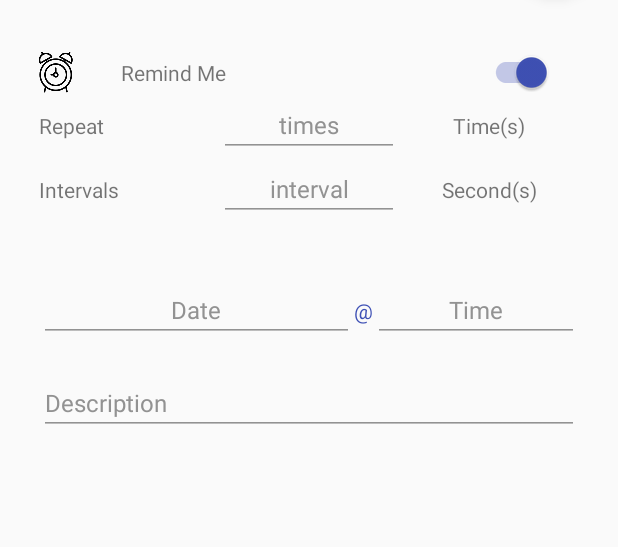
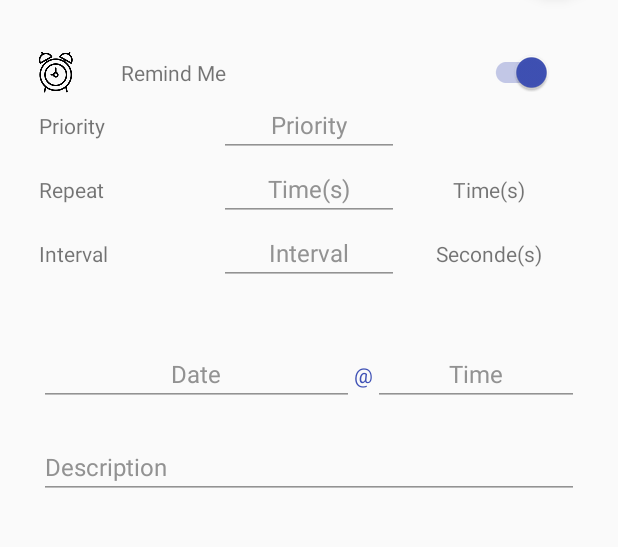
Before and after one commit to Stephouuu/ToDoList, an Android app: the AddTodoItemActivity screen opened directly, with no data from a screen before it, on a phone screen of 412 x 824 dp, the part 350-897 px from its top. Run offline under Robolectric (Android 15) with nearby library versions, the phone set to English and light mode, and no system bars.

Commit message:
notif priority

```diff
--- a/app/src/main/java/fr/todolist/todolist/database/AppDatabase.java
+++ b/app/src/main/java/fr/todolist/todolist/database/AppDatabase.java
@@ -78,6 +78,7 @@ public class AppDatabase implements SearchInterface {
         values.put(MySQLite.TODO_COL_NB_RECURRENCE, item.nbRecurrence);
         values.put(MySQLite.TODO_COL_INTERVAL, item.intervalRecurrence);
         values.put(MySQLite.TODO_COL_BASE_NB_RECURRENCE, item.nbBaseRecurrence);
+        values.put(MySQLite.TODO_COL_PRIORITY, item.priority);
 
         item.id = database.insert(MySQLite.TODO_TABLE_NAME, null, values);
         return (item);
@@ -105,6 +106,7 @@ public class AppDatabase implements SearchInterface {
         values.put(MySQLite.TODO_COL_NB_RECURRENCE, item.nbRecurrence);
         values.put(MySQLite.TODO_COL_INTERVAL, item.intervalRecurrence);
         values.put(MySQLite.TODO_COL_BASE_NB_RECURRENCE, item.nbBaseRecurrence);
+        values.put(MySQLite.TODO_COL_PRIORITY, item.priority);
 
         return (database.update(MySQLite.TODO_TABLE_NAME, values, MySQLite.TODO_COL_ID + " = " + item.id, null));
     }
@@ -244,6 +246,7 @@ public class AppDatabase implements SearchInterface {
         item.nbRecurrence = cursor.getInt(MySQLite.TODO_NUM_COL_NB_RECURRENCE);
         item.intervalRecurrence = cursor.getLong(MySQLite.TODO_NUM_COL_INTERVAL);
         item.nbBaseRecurrence = cursor.getInt(MySQLite.TODO_NUM_COL_BASE_NB_RECURRENCE);
+        item.priority = cursor.getInt(MySQLite.TODO_NUM_COL_PRIORITY);
 
         return (item);
     }
--- a/app/src/main/java/fr/todolist/todolist/database/MySQLite.java
+++ b/app/src/main/java/fr/todolist/todolist/database/MySQLite.java
@@ -36,6 +36,9 @@ public class MySQLite extends SQLiteOpenHelper {
     public static final String TODO_COL_BASE_NB_RECURRENCE = "nbBaseRecurrence";
     public static final int TODO_NUM_COL_BASE_NB_RECURRENCE = 8;
 
+    public static final String TODO_COL_PRIORITY = "priority";
+    public static final int TODO_NUM_COL_PRIORITY = 9;
+
     private static final String TODO_TABLE = "CREATE TABLE " + TODO_TABLE_NAME + " ("
             + TODO_COL_ID + " INTEGER PRIMARY KEY AUTOINCREMENT, "
             + TODO_COL_TITLE + " TEXT NOT NULL, "
@@ -45,7 +48,8 @@ public class MySQLite extends SQLiteOpenHelper {
             + TODO_COL_REMIND + " INTEGER DEFAULT 0, "
             + TODO_COL_NB_RECURRENCE + " INTEGER DEFAULT 0, "
             + TODO_COL_INTERVAL + " INTEGER DEFAULT 0, "
-            + TODO_COL_BASE_NB_RECURRENCE + " INTEGER DEFAULT 0);";
+            + TODO_COL_BASE_NB_RECURRENCE + " INTEGER DEFAULT 0, "
+            + TODO_COL_PRIORITY + " INTEGER DEFAULT 0);";
 
 
     public static final String ALARM_TABLE_NAME = "Alarm";
--- a/app/src/main/java/fr/todolist/todolist/receivers/AlarmReceiver.java
+++ b/app/src/main/java/fr/todolist/todolist/receivers/AlarmReceiver.java
@@ -53,6 +53,7 @@ public class AlarmReceiver extends WakefulBroadcastReceiver {
         database.open();
 
         if (item.remind) {
+            //int priority = NotificationCompat.PRIORITY_MAX;
             NotificationManager manager = (NotificationManager) context.getSystemService(Context.NOTIFICATION_SERVICE);
             NotificationCompat.Builder builder = new NotificationCompat.Builder(context)
                     .setSound(RingtoneManager.getDefaultUri(RingtoneManager.TYPE_NOTIFICATION))
@@ -61,7 +62,8 @@ public class AlarmReceiver extends WakefulBroadcastReceiver {
                     .setSmallIcon(R.drawable.todo_icon)
                     .setContentTitle(title)
                     .setContentText(content)
-                    .setPriority(NotificationCompat.PRIORITY_HIGH)
+                    //.setPriority(NotificationCompat.PRIORITY_HIGH)
+                    .setPriority(item.priority)
                     .setTicker(content);
 
             Intent intent = new Intent(context, MainActivity.class);
--- a/app/src/main/java/fr/todolist/todolist/utils/TodoItemInfo.java
+++ b/app/src/main/java/fr/todolist/todolist/utils/TodoItemInfo.java
@@ -40,6 +40,7 @@ public class TodoItemInfo implements Parcelable {
     public int nbRecurrence;
     public int nbBaseRecurrence;
     public long intervalRecurrence;
+    public int priority;
 
     public TodoItemInfo() {
         id = 0;
@@ -56,6 +57,7 @@ public class TodoItemInfo implements Parcelable {
         nbRecurrence = 0;
         nbBaseRecurrence = 0;
         intervalRecurrence = 0;
+        priority = 0;
     }
 
     @Override
@@ -79,6 +81,7 @@ public class TodoItemInfo implements Parcelable {
         out.writeInt(nbRecurrence);
         out.writeInt(nbBaseRecurrence);
         out.writeLong(intervalRecurrence);
+        out.writeInt(priority);
     }
 
     public static final Parcelable.Creator<TodoItemInfo> CREATOR = new Parcelable.Creator<TodoItemInfo>() {
@@ -109,6 +112,7 @@ public class TodoItemInfo implements Parcelable {
         nbRecurrence = in.readInt();
         nbBaseRecurrence = in.readInt();
         intervalRecurrence = in.readLong();
+        priority = in.readInt();
     }
 
 }
--- a/app/src/main/res/layout/add_todo_item_activity.xml
+++ b/app/src/main/res/layout/add_todo_item_activity.xml
@@ -128,24 +128,19 @@
 
                         <TextView
                             android:gravity="center_vertical"
-                            android:text="Repeat"
+                            android:text="@string/priority"
                             android:layout_width="0dp"
                             android:layout_weight="1"
                             android:layout_height="wrap_content" />
 
                         <EditText
-                            android:id="@+id/add_item_recurrence_time"
+                            android:hint="@string/priority"
+                            android:id="@+id/add_item_priority"
                             android:gravity="center"
                             android:theme="@style/App_EditTextStyle"
-                            android:hint="times"
+                            android:focusable="false"
+                            android:clickable="true"
                             android:inputType="numberDecimal"
-                            android:layout_width="0dp"
-                            android:layout_weight="1"
-                            android:layout_height="wrap_content" />
-
-                        <TextView
-                            android:gravity="center"
-                            android:text="Time(s)"
                             android:layout_width="0dp"
                             android:layout_weight="1"
                             android:layout_height="wrap_content" />
@@ -159,13 +154,45 @@
                         android:layout_height="wrap_content">
 
                         <TextView
-                            android:text="Intervals "
+                            android:gravity="center_vertical"
+                            android:text="@string/repeat"
                             android:layout_width="0dp"
                             android:layout_weight="1"
                             android:layout_height="wrap_content" />
 
                         <EditText
-                            android:hint="interval"
+                            android:id="@+id/add_item_recurrence_time"
+                            android:gravity="center"
+                            android:theme="@style/App_EditTextStyle"
+                            android:hint="@string/times"
+                            android:inputType="numberDecimal"
+                            android:layout_width="0dp"
+                            android:layout_weight="1"
+                            android:layout_height="wrap_content" />
+
+                        <TextView
+                            android:gravity="center"
+                            android:text="@string/times"
+                            android:layout_width="0dp"
+                            android:layout_weight="1"
+                            android:layout_height="wrap_content" />
+
+                    </LinearLayout>
+
+                    <LinearLayout
+                        android:weightSum="3"
+                        android:orientation="horizontal"
+                        android:layout_width="match_parent"
+                        android:layout_height="wrap_content">
+
+                        <TextView
+                            android:text="@string/interval"
+                            android:layout_width="0dp"
+                            android:layout_weight="1"
+                            android:layout_height="wrap_content" />
+
+                        <EditText
+                            android:hint="@string/interval"
                             android:id="@+id/add_item_recurrence_interval"
                             android:gravity="center"
                             android:theme="@style/App_EditTextStyle"
@@ -179,7 +206,7 @@
                         <TextView
                             android:id="@+id/add_item_recurrence_interval_label"
                             android:gravity="center"
-                            android:text="Second(s)"
+                            android:text="@string/secondes"
                             android:layout_width="0dp"
                             android:layout_weight="1"
                             android:layout_height="wrap_content" />
--- a/app/src/main/res/layout/recurrence_interval.xml
+++ b/app/src/main/res/layout/recurrence_interval.xml
@@ -8,7 +8,7 @@
     android:layout_height="match_parent">
 
     <TextView
-        android:text="Interval"
+        android:text="@string/interval"
         android:textColor="@color/colorPrimary100"
         android:id="@+id/title"
         android:textSize="22sp"
@@ -26,12 +26,13 @@
         <EditText
             android:id="@+id/recurrence_value"
             android:inputType="numberDecimal"
-            android:hint="Value"
+            android:hint="@string/value"
             android:layout_width="0dp"
             android:layout_weight="1"
             android:layout_height="wrap_content" />
 
         <Spinner
+            android:gravity="center"
             android:id="@+id/recurrence_unit_time"
             android:layout_width="0dp"
             android:layout_weight="2"
--- a/app/src/main/res/values/colors.xml
+++ b/app/src/main/res/values/colors.xml
@@ -8,6 +8,7 @@
     <color name="colorPrimary75">#BF3F51B5</color>
     <color name="colorPrimary50">#803F51B5</color>
     <color name="colorPrimary25">#403F51B5</color>
+    <color name="colorPrimary10">#1A3F51B5</color>
 
     <color name="grey_light_100">#FF929292</color>
     <color name="grey_light_50">#88929292</color>
--- a/app/src/main/res/values/strings.xml
+++ b/app/src/main/res/values/strings.xml
@@ -61,4 +61,16 @@
         <item>Hour(s)</item>
         <item>Day(s)</item>
     </string-array>
+
+    <string name="interval">Interval</string>
+    <string name="value">Value</string>
+    <string name="repeat">Repeat</string>
+    <string name="times">Time(s)</string>
+    <string name="secondes">Seconde(s)</string>
+
+    <string name="priority">Priority</string>
+    <string name="priority_default">Default</string>
+    <string name="priority_high">High</string>
+    <string name="priority_max">Max</string>
+
 </resources>
```
Also changed, not shown: app/src/main/java/fr/todolist/todolist/activities/AddTodoItemActivity.java (+53 -0 lines), app/src/main/java/fr/todolist/todolist/adapters/TodoListRecyclerAdapter.java (+0 -9 lines), app/src/main/res/layout/priority_dialog.xml (added, +45 -0 lines), app/src/main/res/layout/recurrence_time.xml (deleted, +0 -20 lines).
